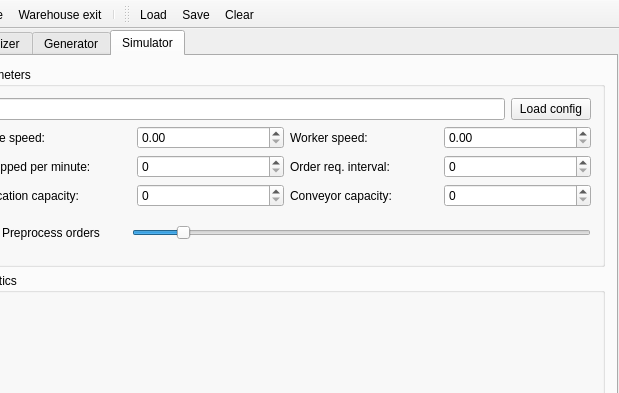
First picture: the form in src/gui/mainwindow.ui, repository kocica/warehouse-manager, before the edit; both pictures show x 534 to 1153 and y 0 to 393 of the 1153 by 906 pixel window.
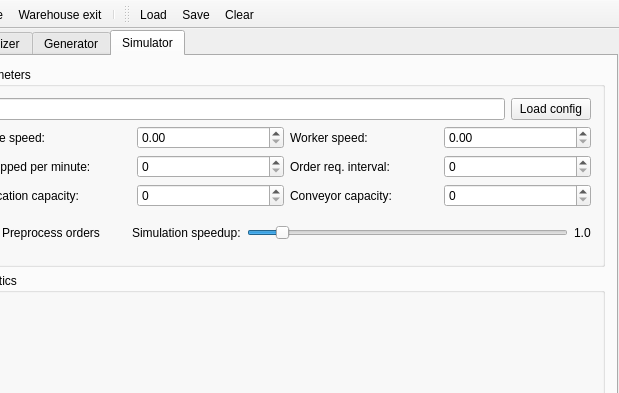
Second picture: the form after the edit. The open tabs and pages were chosen to show the change. Icons and pictures are not drawn. Custom widgets are drawn as their Qt base class.

Commit message: UI improvements (slider; SLAP opt)

Diff of the .ui file:
```diff
--- a/src/gui/mainwindow.ui
+++ b/src/gui/mainwindow.ui
@@ -1452,22 +1452,39 @@
                    </property>
                   </spacer>
                  </item>
+                 <item>
+                  <widget class="QLabel" name="simultaionSpeedupLabel">
+                   <property name="text">
+                    <string>Simulation speedup:</string>
+                   </property>
+                  </widget>
+                 </item>
                  <item>
                   <widget class="QSlider" name="simulationSpeedup">
                    <property name="minimum">
-                    <number>0</number>
+                    <number>1</number>
                    </property>
                    <property name="maximum">
-                    <number>10</number>
+                    <number>100</number>
+                   </property>
+                   <property name="pageStep">
+                    <number>1</number>
                    </property>
                    <property name="value">
-                    <number>1</number>
+                    <number>10</number>
                    </property>
                    <property name="orientation">
                     <enum>Qt::Horizontal</enum>
                    </property>
                   </widget>
                  </item>
+                 <item>
+                  <widget class="QLabel" name="simulationSpeedupValue">
+                   <property name="text">
+                    <string>1.0</string>
+                   </property>
+                  </widget>
+                 </item>
                 </layout>
                </item>
               </layout>
```
The commit also changes 3 other files.
